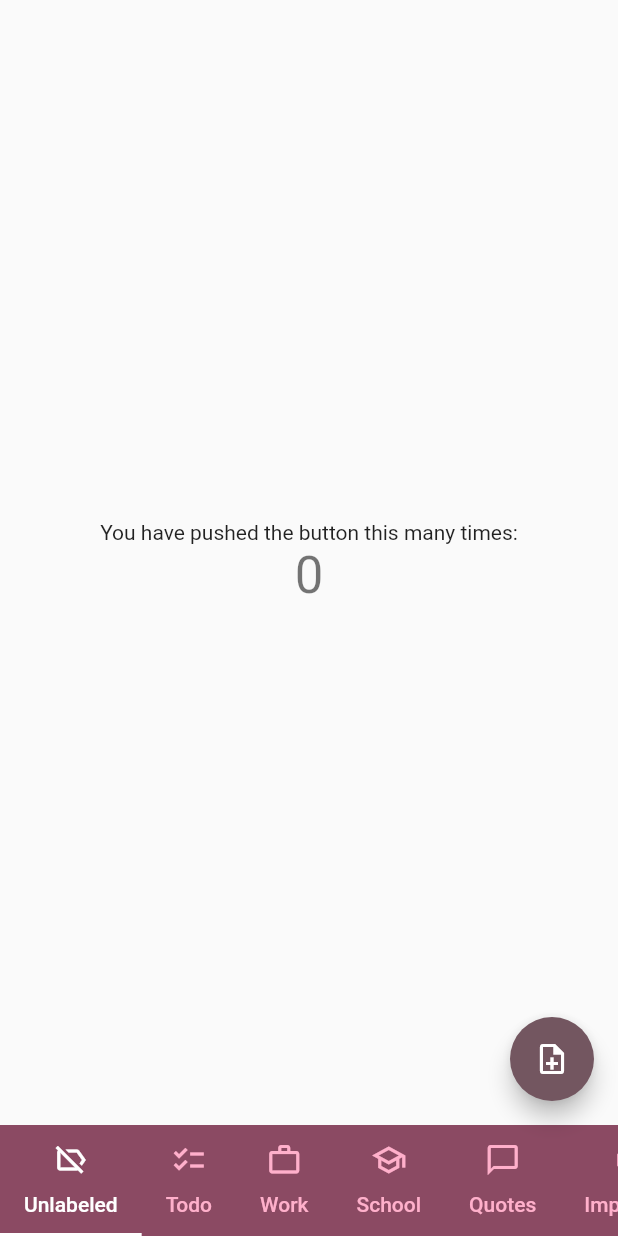
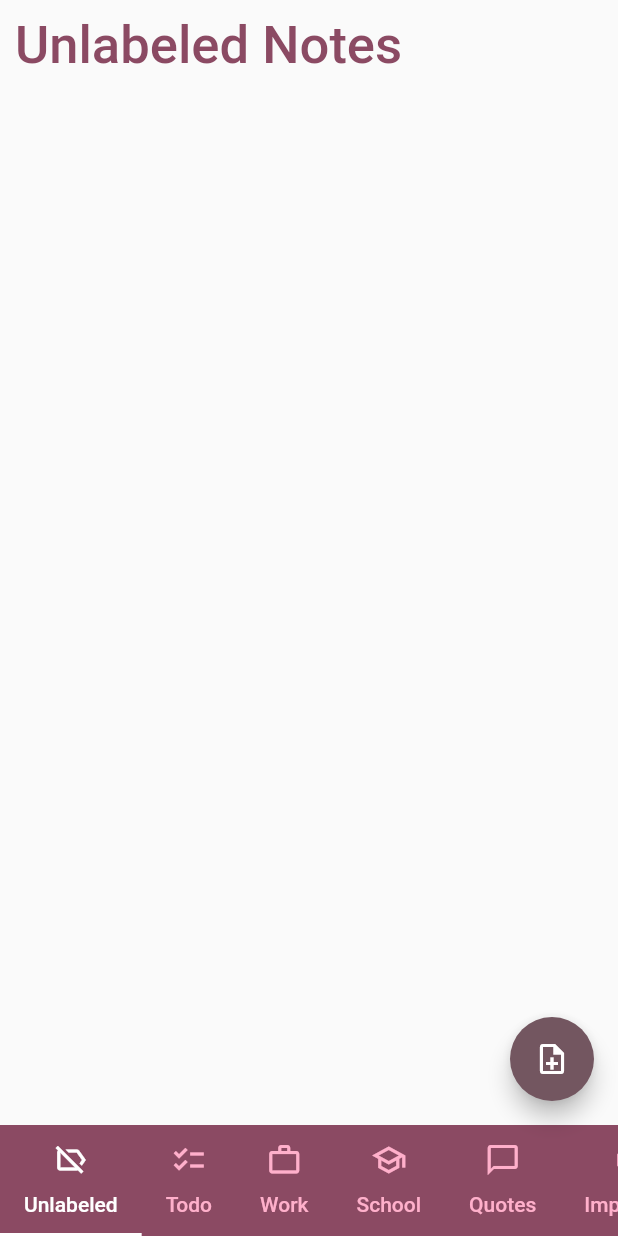
Before and after one commit to danratinac/cpd_notes_app, a Flutter app: the screen it shows after launch, on a phone screen of 412 x 824 dp. Run offline on Flutter 3.47's test engine with Material 2 defaults, Android fonts, the phone set to English and light mode, and no system bars.

Commit message:
added tabview functionality

```diff
--- a/lib/main.dart
+++ b/lib/main.dart
@@ -1,4 +1,5 @@
 import 'package:flutter/material.dart';
+import 'package:provider/provider.dart';
 
 void main() {
   runApp(const MyApp());
@@ -10,98 +11,80 @@ class MyApp extends StatelessWidget {
   // This widget is the root of your application.
   @override
   Widget build(BuildContext context) {
-    return MaterialApp(
+    return ChangeNotifierProvider(
+      create: (context) => AppState(),
+      child: MaterialApp(
         title: 'Flutter Demo',
         theme: ThemeData(
           colorScheme: ColorScheme.fromSeed(
             seedColor: const Color(0xFF612940),
           ),
         ),
-      home: DefaultTabController(
+        home: const DefaultTabController(
           length: 7,
-        child: const MyHomePage(title: 'Flutter Demo Home Page'),
+          child: HomeScreen(),
+        ),
       ),
     );
   }
 }
 
-class MyHomePage extends StatefulWidget {
-  const MyHomePage({super.key, required this.title});
+class AppState extends ChangeNotifier {
+  var currentLabel = 0;
 
-  // This widget is the home page of your application. It is stateful, meaning
-  // that it has a State object (defined below) that contains fields that affect
-  // how it looks.
-
-  // This class is the configuration for the state. It holds the values (in this
-  // case the title) provided by the parent (in this case the App widget) and
-  // used by the build method of the State. Fields in a Widget subclass are
-  // always marked "final".
-
-  final String title;
-
-  @override
-  State<MyHomePage> createState() => _MyHomePageState();
+  void changeCurrentLabel(changeTo) {
+    currentLabel = changeTo;
+    print('new value is: $currentLabel');
   }
 
-class _MyHomePageState extends State<MyHomePage> {
-  int _counter = 0;
+  var labels = <String>[
+    'Unlabeled',
+    'Todo',
+    'Work',
+    'School',
+    'Quotes',
+    'Important',
+    'Travel'
+  ];
 
-  void _incrementCounter() {
-    setState(() {
-      // This call to setState tells the Flutter framework that something has
-      // changed in this State, which causes it to rerun the build method below
-      // so that the display can reflect the updated values. If we changed
-      // _counter without calling setState(), then the build method would not be
-      // called again, and so nothing would appear to happen.
-      _counter++;
-    });
+  String getCurrentLabel() {
+    return labels[currentLabel];
   }
+}
+
+class HomeScreen extends StatelessWidget {
+  const HomeScreen({super.key});
 
   @override
   Widget build(BuildContext context) {
-    // This method is rerun every time setState is called, for instance as done
-    // by the _incrementCounter method above.
-    //
-    // The Flutter framework has been optimized to make rerunning build methods
-    // fast, so that you can just rebuild anything that needs updating rather
-    // than having to individually change instances of widgets.
+    final theme = Theme.of(context);
+    final titleTheme = theme.textTheme.titleLarge!.copyWith(
+      color: theme.colorScheme.primary,
+      fontSize: 35,
+    );
+
+    var appState = context.watch<AppState>();
+
     return Scaffold(
-      body: Center(
-        // Center is a layout widget. It takes a single child and positions it
-        // in the middle of the parent.
-        child: Column(
-          // Column is also a layout widget. It takes a list of children and
-          // arranges them vertically. By default, it sizes itself to fit its
-          // children horizontally, and tries to be as tall as its parent.
-          //
-          // Invoke "debug painting" (press "p" in the console, choose the
-          // "Toggle Debug Paint" action from the Flutter Inspector in Android
-          // Studio, or the "Toggle Debug Paint" command in Visual Studio Code)
-          // to see the wireframe for each widget.
-          //
-          // Column has various properties to control how it sizes itself and
-          // how it positions its children. Here we use mainAxisAlignment to
-          // center the children vertically; the main axis here is the vertical
-          // axis because Columns are vertical (the cross axis would be
-          // horizontal).
-          mainAxisAlignment: MainAxisAlignment.center,
-          children: <Widget>[
-            const Text(
-              'You have pushed the button this many times:',
+      body: SafeArea(
+        child: TabBarView(
+          children: appState.labels
+              .map((e) => Padding(
+                    padding: const EdgeInsets.all(10.0),
+                    child: Text(
+                      '$e Notes',
+                      style: titleTheme,
                     ),
-            Text(
-              '$_counter',
-              style: Theme.of(context).textTheme.headlineMedium,
-            ),
-          ],
+                  ))
+              .toList(),
         ),
       ),
-      floatingActionButton: FloatingActionButton(
-        onPressed: _incrementCounter,
+      bottomNavigationBar: const _LabelsAppBar(),
+      floatingActionButton: const FloatingActionButton(
+        onPressed: null,
         tooltip: 'Add Note',
-        child: const Icon(Icons.note_add_outlined),
+        child: Icon(Icons.note_add_outlined),
       ),
-      bottomNavigationBar: const _LabelsAppBar(),
     );
   }
 }
@@ -112,6 +95,7 @@ class _LabelsAppBar extends StatelessWidget {
   @override
   Widget build(BuildContext context) {
     final theme = Theme.of(context);
+    var appState = context.watch<AppState>();
 
     return ColoredBox(
       color: theme.colorScheme.primary,
@@ -120,6 +104,7 @@ class _LabelsAppBar extends StatelessWidget {
         indicatorColor: theme.colorScheme.onPrimary,
         labelColor: theme.colorScheme.onPrimary,
         unselectedLabelColor: theme.colorScheme.inversePrimary,
+        onTap: (value) => appState.changeCurrentLabel(value),
         tabs: const [
           Tab(
             icon: Icon(Icons.label_off_outlined),
```
Also changed, not shown: pubspec.yaml (+3 -4 lines). Lines whose indentation alone changed are shown as unchanged.
